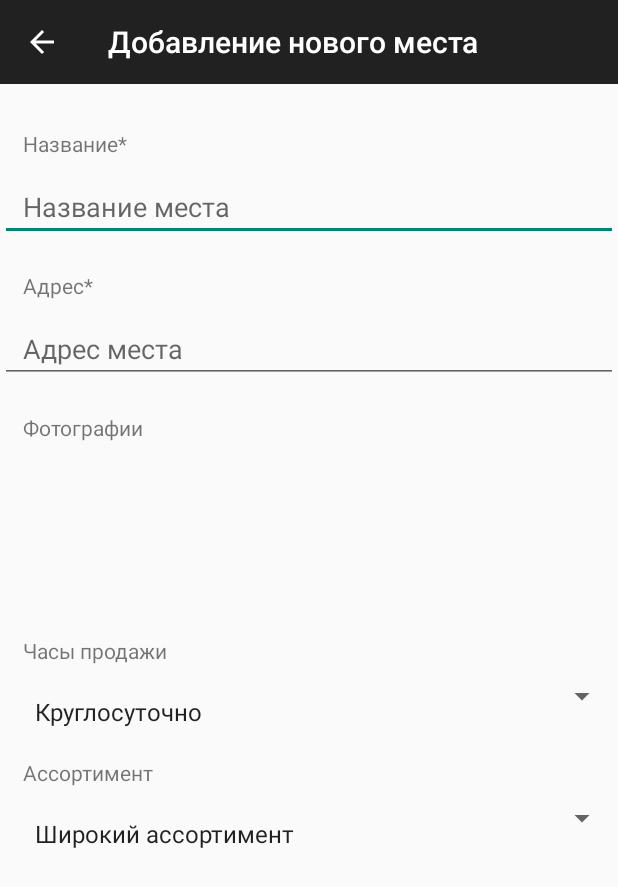
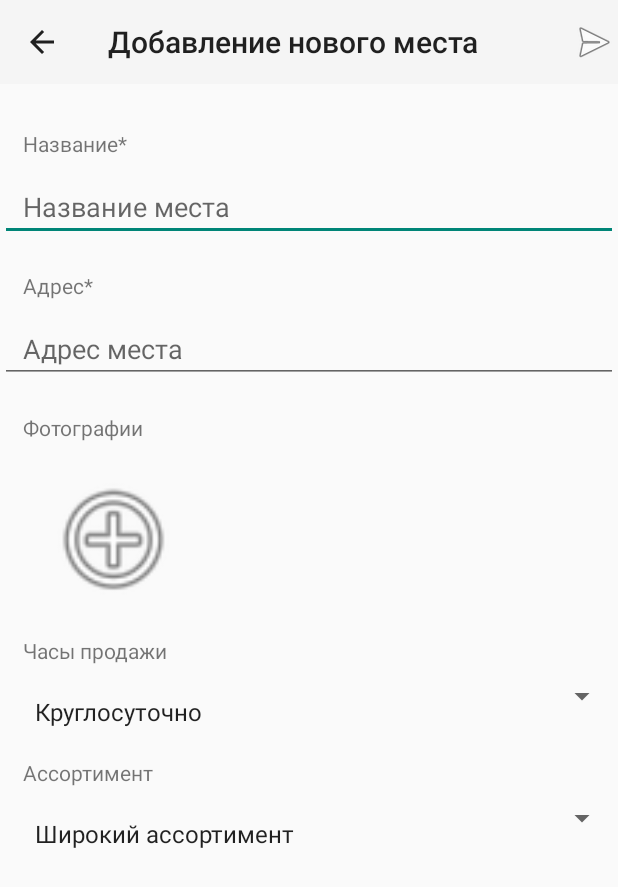
Before and after one commit to Scarfaiz/Quencher, an Android app: the NewMarkerActivity screen opened directly, with no data from a screen before it, on a phone screen of 412 x 824 dp. Shown: the top 887 px of the screen. Run offline under Robolectric (Android 15) with nearby library versions, the phone set to English and light mode, and no system bars.

Commit message:
Bug fixes, send button added

```diff
--- a/app/src/main/AndroidManifest.xml
+++ b/app/src/main/AndroidManifest.xml
@@ -14,7 +14,7 @@
         android:icon="@mipmap/ic_launcher"
         android:label="@string/app_name"
         android:supportsRtl="true"
-        android:theme="@style/Theme.AppCompat.DayNight.DarkActionBar">
+        android:theme="@style/Theme.AppCompat.DayNight.NoActionBar">
         <activity android:name=".MainActivity">
             <intent-filter>
                 <action android:name="android.intent.action.MAIN" />
--- a/app/src/main/java/com/scarfaiz/cluckinbell/NewMarkerActivity.java
+++ b/app/src/main/java/com/scarfaiz/cluckinbell/NewMarkerActivity.java
@@ -1,8 +1,8 @@
 package com.scarfaiz.cluckinbell;
 
-import android.app.Activity;
 import android.content.Intent;
 import android.os.Bundle;
+import android.support.v7.app.AppCompatActivity;
 import android.support.v7.widget.Toolbar;
 import android.view.View;
 
@@ -10,16 +10,12 @@ import android.view.View;
  * Created by higgs on 07.10.2017.
  */
 
-public class NewMarkerActivity extends Activity {
+public class NewMarkerActivity extends AppCompatActivity {
     @Override
     protected void onCreate(Bundle savedInstanceState) {
         super.onCreate(savedInstanceState);
         setContentView(R.layout.activity_new_marker);
-
-
-
-        Toolbar toolbar = findViewById(R.id.marker_layout_toolbar);
-
+        Toolbar toolbar = (Toolbar)findViewById(R.id.marker_layout_toolbar);
         toolbar.setNavigationOnClickListener(new View.OnClickListener() {
             @Override
             public void onClick(View v) {
@@ -29,4 +25,7 @@ public class NewMarkerActivity extends Activity {
         });
 
     }
+    public void uphandler(View v){
+        this.finish();    // This will kill current activity, and if previous activity is still opened in background, it will come in front.
+    }
 }
--- a/app/src/main/res/layout/activity_new_marker.xml
+++ b/app/src/main/res/layout/activity_new_marker.xml
@@ -6,7 +6,6 @@
     android:layout_height="match_parent"
     android:weightSum="1"
     >
-
     <android.support.v7.widget.Toolbar
         android:id="@+id/marker_layout_toolbar"
         android:layout_width="match_parent"
@@ -15,8 +14,18 @@
         android:minHeight="?attr/actionBarSize"
         android:theme="?attr/actionBarTheme"
         app:title="Добавление нового места"
-        app:navigationIcon="?attr/homeAsUpIndicator"/>
+        app:navigationIcon="?attr/homeAsUpIndicator">
 
+    <ImageButton
+        android:id="@+id/upButton"
+        android:layout_width="wrap_content"
+        android:layout_height="wrap_content"
+        android:onClick="uphandler"
+        android:src="@android:drawable/ic_menu_send"
+        android:layout_gravity="end"
+        android:background="@android:color/transparent"/>
+
+    </android.support.v7.widget.Toolbar>
 
         <TextView
             android:id="@+id/marker_name_title"
```
Also changed, not shown: app/src/main/java/com/scarfaiz/cluckinbell/MainActivity.java (+5 -3 lines).
